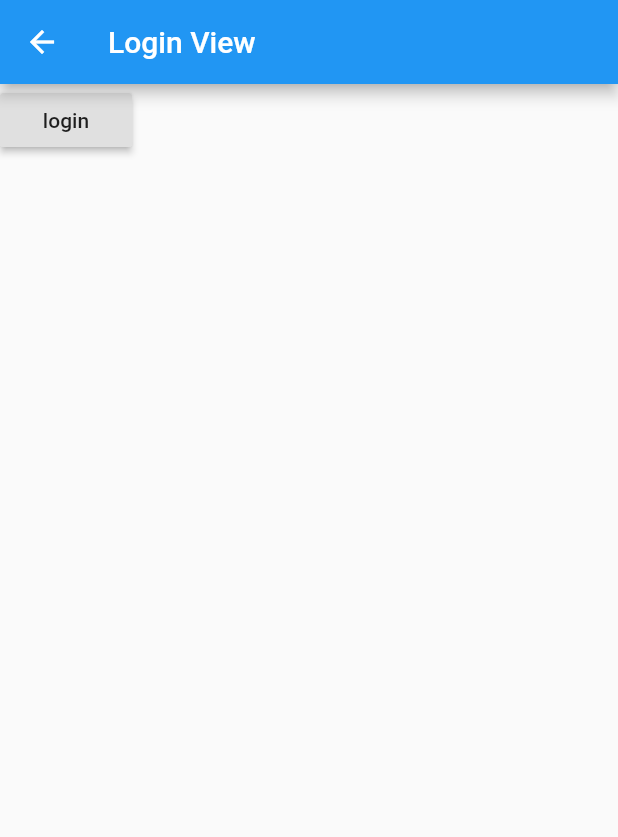
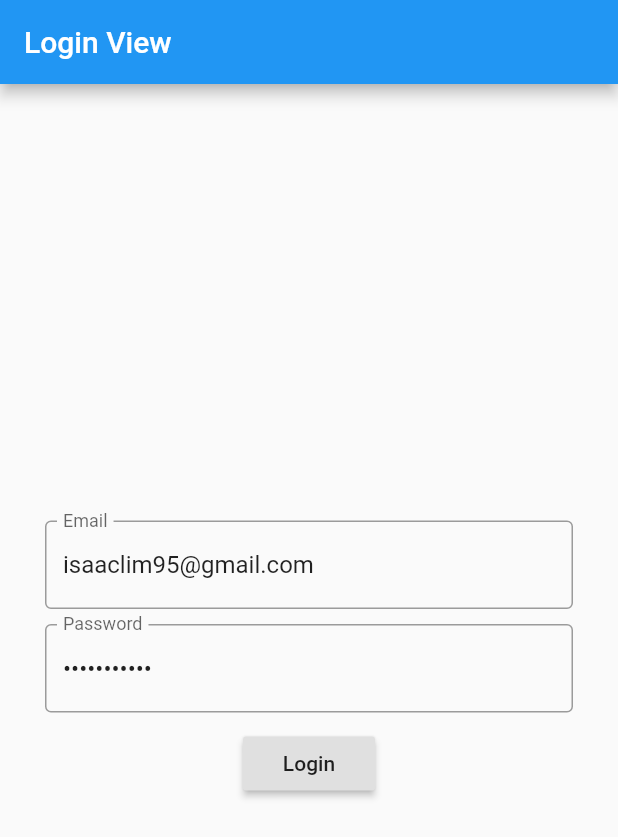
Before and after one commit to isaaclim95/isaacs_app, a Flutter app: the screen it shows after launch, on a phone screen of 412 x 824 dp. Shown: the top 837 px of the screen. Run offline on Flutter 3.47's test engine with Material 2 defaults, Android fonts, the phone set to English and light mode, and no system bars; our stand-ins replace cloud_firestore, firebase_auth, firebase_core, get_it, stacked, stacked_services; accounts and stored records are empty.

Commit message:
added login and signout functionality and commented

```diff
--- a/lib/ui/views/authentication/login_view.dart
+++ b/lib/ui/views/authentication/login_view.dart
@@ -1,29 +1,58 @@
 import 'package:flutter/material.dart';
 import 'package:stacked/stacked.dart';
-
 import 'login_viewmodel.dart';
 
+
 class LoginView extends StatelessWidget {
+
   @override
   Widget build(BuildContext context) {
-
     return ViewModelBuilder<LoginViewModel>.nonReactive(
       viewModelBuilder: () => LoginViewModel(),
       builder: (context, model, child) => Scaffold(
+        resizeToAvoidBottomInset: false,
         appBar: AppBar(
           title: Text(model.title),
         ),
         body: Container(
+          child: Center(
+            child: Padding(
+              padding: const EdgeInsets.all(30.0),
               child: Column(
+                mainAxisAlignment: MainAxisAlignment.center,
                 children: [
+                  Padding(
+                    padding: const EdgeInsets.only(bottom: 10.0),
+                    child: TextFormField(
+                      controller: model.emailController,
+                      obscureText: false,
+                      decoration: InputDecoration(
+                        border: OutlineInputBorder(),
+                        labelText: 'Email',
+                      ),
+                    ),
+                  ),
+                  Padding(
+                    padding: const EdgeInsets.only(bottom: 10.0),
+                    child: TextFormField(
+                      controller: model.passwordController,
+                      obscureText: true,
+                      decoration: InputDecoration(
+                        border: OutlineInputBorder(),
+                        labelText: 'Password',
+                      ),
+                    ),
+                  ),
                   RaisedButton(
-                child: Text("login"),
+                    child: Text("Login"),
                     onPressed: model.login,
                   )
                 ],
               ),
             ),
           ),
+        ),
+      ),
     );
   }
 }
--- a/lib/ui/views/authentication/login_viewmodel.dart
+++ b/lib/ui/views/authentication/login_viewmodel.dart
@@ -1,22 +1,38 @@
+import 'package:flutter/cupertino.dart';
 import 'package:isaacs_app/app/locator.dart';
 import 'package:isaacs_app/services/authentication_service.dart';
-import 'package:isaacs_app/ui/views/home/home_view.dart';
-import 'package:isaacs_app/ui/views/profile/profile_view.dart';
 import 'package:stacked/stacked.dart';
 import 'package:stacked_services/stacked_services.dart';
 
 class LoginViewModel extends BaseViewModel {
 
+  LoginViewModel() {
+    setupTextControllers();
+  }
+
   final AuthService _authService = locator<AuthService>();
   final NavigationService _navigationService = locator<NavigationService>();
+
+  final TextEditingController _emailController = TextEditingController();
+  final TextEditingController _passwordController = TextEditingController();
+
+  TextEditingController get emailController => _emailController;
+  TextEditingController get passwordController => _passwordController;
 
   String _title = "Login View";
   String get title => '$_title';
 
-  Future login() async  {
-    await _authService.signIn();
-    print("logged in");
-    _navigationService.navigateToView(HomeView());
+  void setupTextControllers() {
+    _emailController.text = "isaaclim95@gmail.com";
+    _passwordController.text = "password123";
+  }
+
+  Future<void> login() async  {
+    if(await _authService.signIn(_emailController.text, _passwordController.text)) {
+      _navigationService.replaceWith('home');
+    } else  {
+      print("Failed to login.");
+    }
   }
 
 }
--- a/lib/ui/views/home/home_view.dart
+++ b/lib/ui/views/home/home_view.dart
@@ -2,6 +2,7 @@ import 'package:flutter/material.dart';
 import 'package:isaacs_app/ui/streamcounter/streamcounter_view.dart';
 import 'package:isaacs_app/ui/views/profile/profile_view.dart';
 import 'package:isaacs_app/ui/views/record/record_view.dart';
+import 'package:isaacs_app/ui/views/settings/settings_view.dart';
 import 'package:isaacs_app/ui/views/startup/startup_buttonview.dart';
 import 'package:stacked/stacked.dart';
 import 'home_viewmodel.dart';
@@ -29,7 +30,7 @@ class HomeView extends StatelessWidget {
                   StartupButtonView("Profile", ProfileView()),
                   StartupButtonView("Record", RecordView()),
                   StartupButtonView("Streams", StreamCounterView()),
-                  StartupButtonView("Settings", ProfileView()),
+                  StartupButtonView("Settings", SettingsView()),
                 ],
               ),
             )
--- a/lib/ui/views/profile/profile_viewmodel.dart
+++ b/lib/ui/views/profile/profile_viewmodel.dart
@@ -9,11 +9,9 @@ class ProfileViewModel extends StreamViewModel<List<UserModel>> {
 
 
   Stream<List<UserModel>> get getUserList {
-    print("getUserList");
     return userCollection.snapshots().map((snapshot) => snapshot.docs
         .map((docSnapshot) => UserModel.fromJson(docSnapshot.data()))
         .toList());
-
   }
 
   String _title = "Profile View";
--- a/lib/ui/views/startup/startup_viewmodel.dart
+++ b/lib/ui/views/startup/startup_viewmodel.dart
@@ -21,9 +21,9 @@ class StartupViewModel extends BaseViewModel {
     var isSignedIn = await _authService.isSignedIn();
     if(isSignedIn)  {
       isSignedIn = true;
-      _navigationService.navigateToView(HomeView());
+      _navigationService.replaceWith('home');
     } else  {
-      _navigationService.navigateToView(LoginView());
+      _navigationService.replaceWith('login');
     }
     isLoading = false;
     notifyListeners();
```
Also changed, not shown: lib/main.dart (+19 -1 lines), lib/services/authentication_service.dart (+14 -20 lines), lib/ui/views/settings/settings_view.dart (added, +33 -0 lines), lib/ui/views/settings/settings_viewmodel.dart (added, +18 -0 lines). Lines whose indentation alone changed are shown as unchanged.
